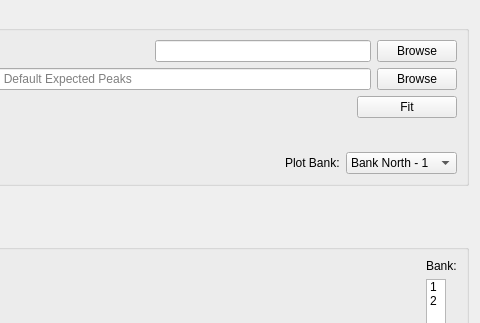
The window that MantidQt/CustomInterfaces/inc/MantidQtCustomInterfaces/EnggDiffraction/EnggDiffractionQtTabFitting.ui (mantidproject/mantid) describes before a commit, drawn with Qt 5; both pictures show x 175 to 655 and y 0 to 323 of the 655 by 671 pixel window.
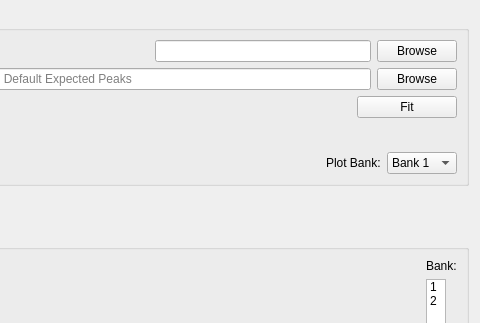
The same window after the commit. Custom widgets are drawn as their Qt base class.

Commit message:
return directory only if correct bank is also set
refs #15767

```diff
--- a/MantidQt/CustomInterfaces/inc/MantidQtCustomInterfaces/EnggDiffraction/EnggDiffractionQtTabFitting.ui
+++ b/MantidQt/CustomInterfaces/inc/MantidQtCustomInterfaces/EnggDiffraction/EnggDiffractionQtTabFitting.ui
@@ -180,9 +180,15 @@
         </item>
         <item>
          <widget class="QComboBox" name="comboBox_bank">
+          <property name="sizePolicy">
+           <sizepolicy hsizetype="Fixed" vsizetype="Fixed">
+            <horstretch>0</horstretch>
+            <verstretch>0</verstretch>
+           </sizepolicy>
+          </property>
           <property name="minimumSize">
            <size>
-            <width>111</width>
+            <width>70</width>
             <height>0</height>
            </size>
           </property>
@@ -194,12 +200,12 @@
           </property>
           <item>
            <property name="text">
-            <string>Bank North - 1</string>
+            <string>Bank 1</string>
            </property>
           </item>
           <item>
            <property name="text">
-            <string>Bank South - 2</string>
+            <string>Bank 2</string>
            </property>
           </item>
          </widget>
```
The commit also changes 1 other file.
